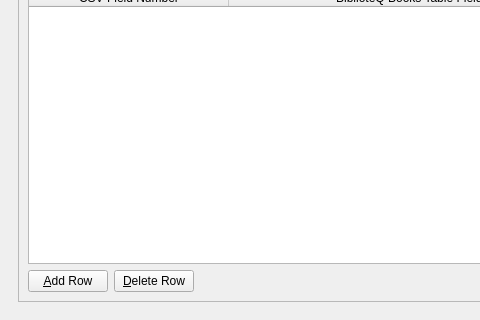
The window that UI/biblioteq_import.ui (textbrowser/biblioteq) describes before a commit, drawn with Qt 5; both pictures show x 0 to 480 and y 130 to 450 of the 700 by 450 pixel window.
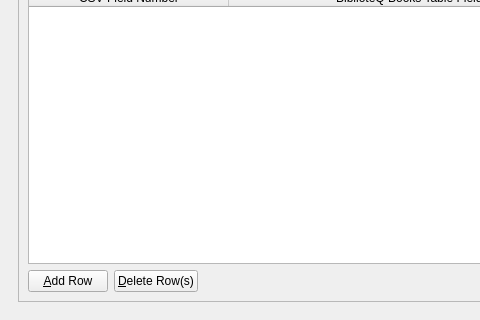
The same window after the commit. Icons and pictures are not drawn.

Diff of the .ui file:
```diff
--- a/UI/biblioteq_import.ui
+++ b/UI/biblioteq_import.ui
@@ -204,7 +204,7 @@
              <item>
               <widget class="QPushButton" name="delete_book_row">
                <property name="text">
-                <string>&amp;Delete Row</string>
+                <string>&amp;Delete Row(s)</string>
                </property>
               </widget>
              </item>
```
